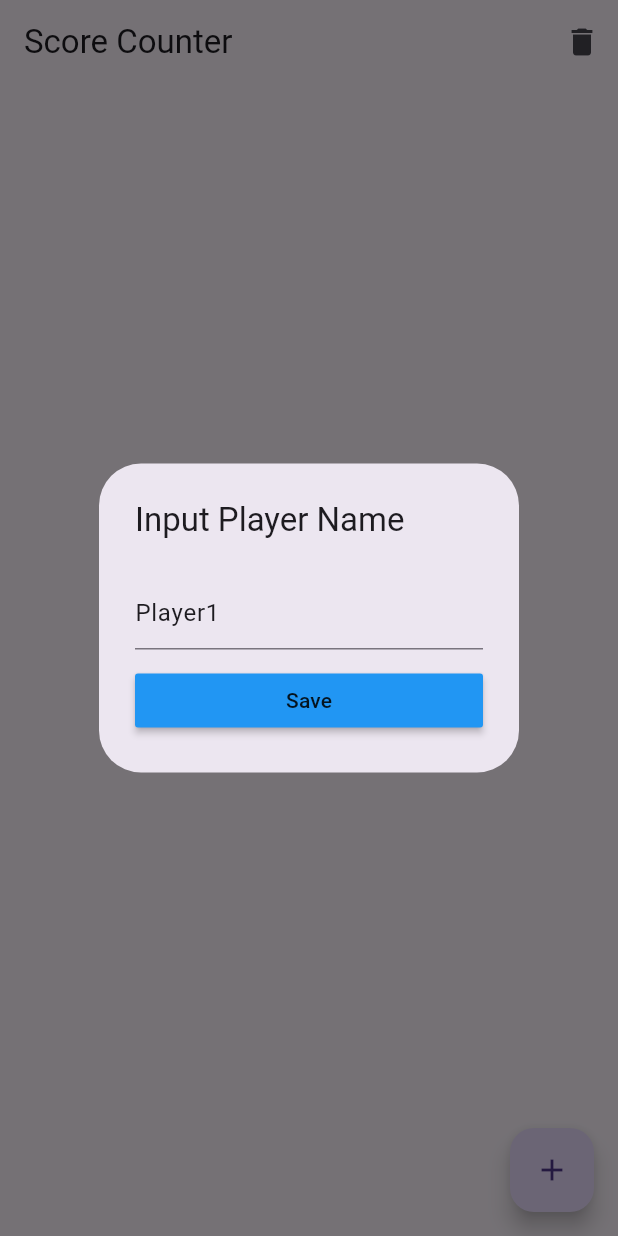
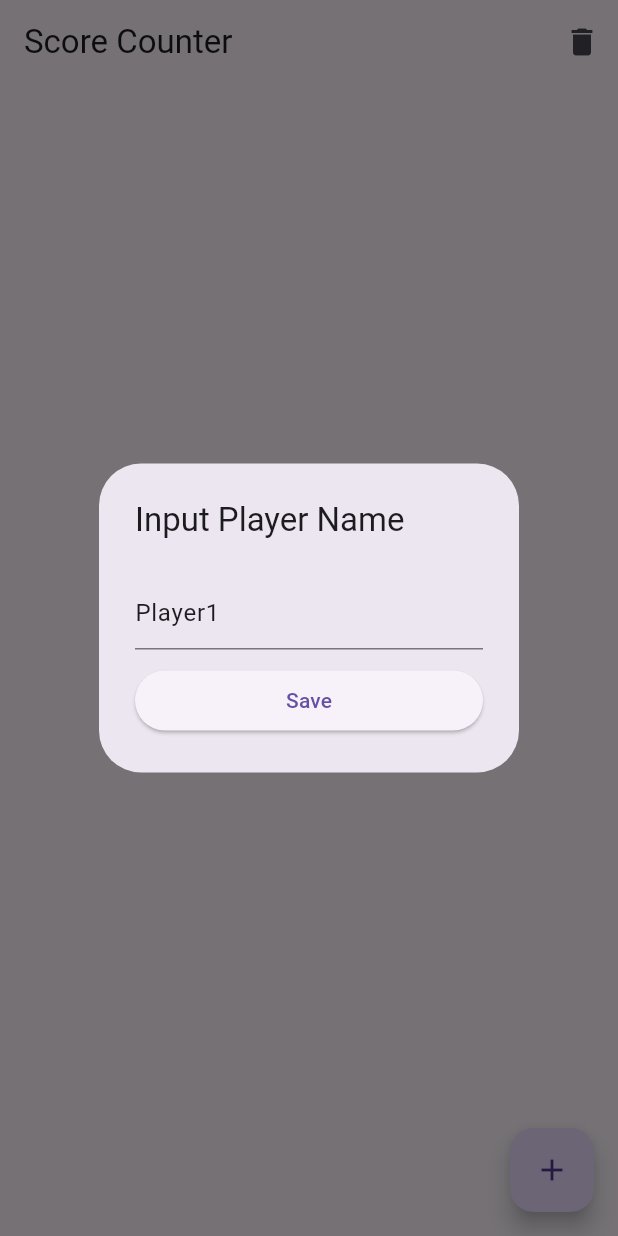
Before and after one commit to Wowo10/score_counter, a Flutter app: the screen it shows after launch, after a tap on the "add" icon, on a phone screen of 412 x 824 dp. Run offline on Flutter 3.47's test engine with Material 3 defaults, Android fonts, the phone set to English and light mode, and no system bars.

Commit message:
Inlined with newest Dart framework.

```diff
--- /dev/null
+++ b/analysis_options.yaml
@@ -0,0 +1,28 @@
+# This file configures the analyzer, which statically analyzes Dart code to
+# check for errors, warnings, and lints.
+#
+# The issues identified by the analyzer are surfaced in the UI of Dart-enabled
+# IDEs (https://dart.dev/tools#ides-and-editors). The analyzer can also be
+# invoked from the command line by running `flutter analyze`.
+
+# The following line activates a set of recommended lints for Flutter apps,
+# packages, and plugins designed to encourage good coding practices.
+include: package:flutter_lints/flutter.yaml
+
+linter:
+  # The lint rules applied to this project can be customized in the
+  # section below to disable rules from the `package:flutter_lints/flutter.yaml`
+  # included above or to enable additional rules. A list of all available lints
+  # and their documentation is published at https://dart.dev/lints.
+  #
+  # Instead of disabling a lint rule for the entire project in the
+  # section below, it can also be suppressed for a single line of code
+  # or a specific dart file by using the `// ignore: name_of_lint` and
+  # `// ignore_for_file: name_of_lint` syntax on the line or in the file
+  # producing the lint.
+  rules:
+    # avoid_print: false  # Uncomment to disable the `avoid_print` rule
+    # prefer_single_quotes: true  # Uncomment to enable the `prefer_single_quotes` rule
+
+# Additional information about this file can be found at
+# https://dart.dev/guides/language/analysis-options
--- a/lib/main.dart
+++ b/lib/main.dart
@@ -19,14 +19,14 @@ class MyApp extends StatelessWidget {
 }
 
 class PlayerDto {
-  PlayerDto({this.name, this.score});
+  PlayerDto({required this.name, required this.score});
 
   String name;
   int score;
 }
 
 class ScoreCounter extends StatefulWidget {
-  ScoreCounter({Key key, this.title}) : super(key: key);
+  ScoreCounter({super.key, required this.title});
   final String title;
 
   @override
@@ -80,12 +80,12 @@ class _ScoreCounterState extends State<ScoreCounter> {
                       SizedBox(
                         height: 10,
                       ),
-                      RaisedButton(
+                      ElevatedButton(
                         onPressed: () {
                           final returnValue = _myController.text;
                           Navigator.pop(context, returnValue);
                         },
-                        color: Colors.blue,
+                        // color: Colors.blue,
                         child: Text('Save'),
                       )
                     ]);
--- a/pubspec.yaml
+++ b/pubspec.yaml
@@ -18,7 +18,7 @@ publish_to: 'none' # Remove this line if you wish to publish to pub.dev
 version: 1.0.0+1
 
 environment:
-  sdk: ">=2.7.0 <3.0.0"
+  sdk: '>=3.2.3 <4.0.0'
 
 dependencies:
   flutter:
@@ -27,11 +27,12 @@ dependencies:
 
   # The following adds the Cupertino Icons font to your application.
   # Use with the CupertinoIcons class for iOS style icons.
-  cupertino_icons: ^0.1.3
+  cupertino_icons: ^1.0.2
 
 dev_dependencies:
   flutter_test:
     sdk: flutter
+  flutter_lints: ^2.0.0
 
 # For information on the generic Dart part of this file, see the
 # following page: https://dart.dev/tools/pub/pubspec
```
Also changed, not shown: pubspec.lock, 1 other file.
